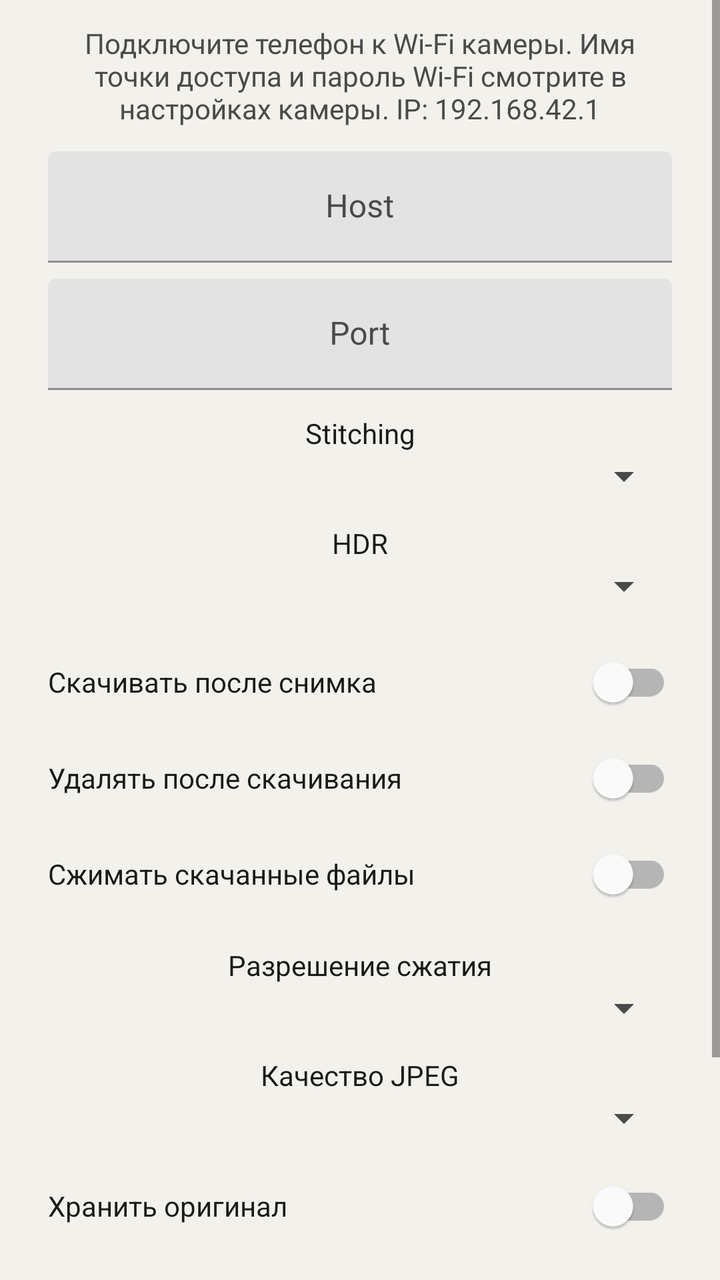
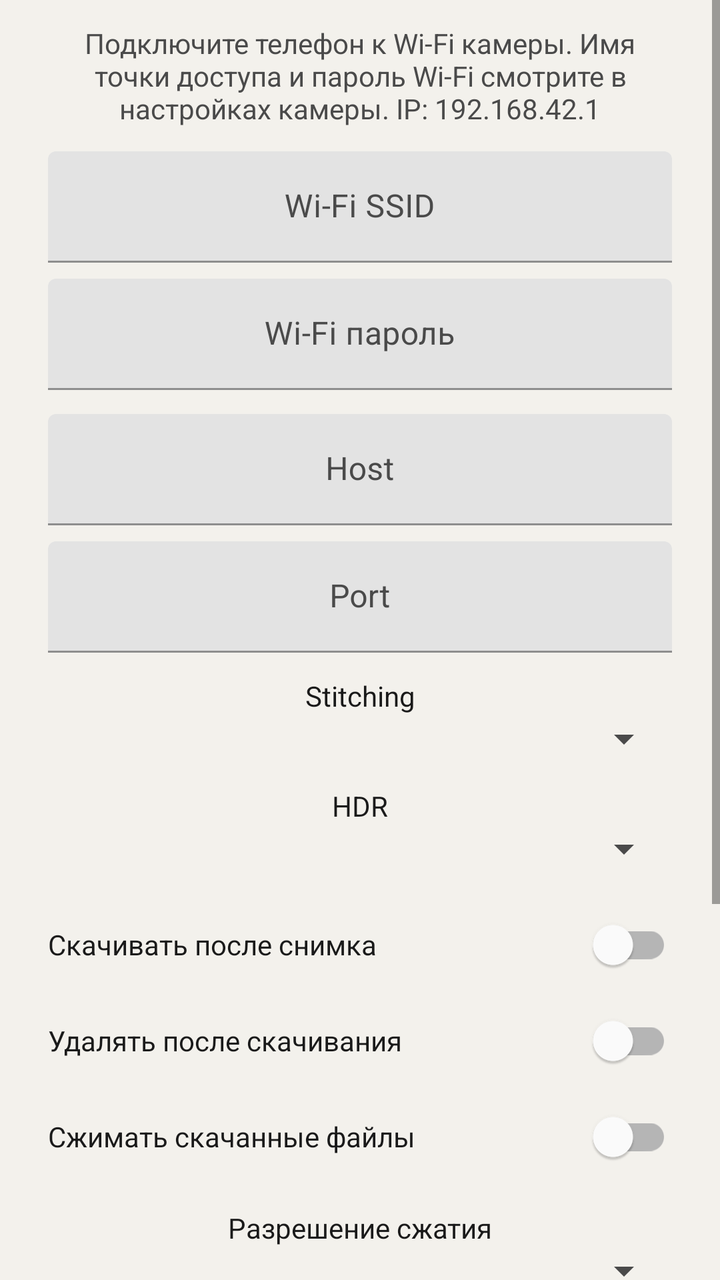

Before-and-after screenshots of an Android layout around one commit, followed by the original layout XML and the change that was made.
<!-- AndroidManifest.xml: application theme Theme.Insta360X5 -->
<!-- res/layout/activity_settings.xml -->
<?xml version="1.0" encoding="utf-8"?>
<ScrollView xmlns:android="http://schemas.android.com/apk/res/android"
    android:layout_width="match_parent"
    android:layout_height="match_parent"
    android:background="@color/bg"
    android:fillViewport="true">

    <LinearLayout
        android:layout_width="match_parent"
        android:layout_height="wrap_content"
        android:gravity="center_horizontal"
        android:orientation="vertical"
        android:paddingHorizontal="24dp"
        android:paddingTop="12dp"
        android:paddingBottom="24dp">

        <TextView
            android:id="@+id/settingsHint"
            android:layout_width="match_parent"
            android:layout_height="wrap_content"
            android:gravity="center"
            android:text="@string/connect_hint"
            android:textColor="@color/text_secondary"
            android:textSize="14sp" />

        <com.google.android.material.textfield.TextInputLayout
            android:layout_width="match_parent"
            android:layout_height="wrap_content"
            android:layout_marginTop="12dp"
            android:hint="Host"
            android:textColorHint="@color/text_secondary">
            <com.google.android.material.textfield.TextInputEditText
                android:id="@+id/inputHost"
                android:layout_width="match_parent"
                android:layout_height="wrap_content"
                android:gravity="center"
                android:inputType="text"
                android:textColor="@color/text_primary" />
        </com.google.android.material.textfield.TextInputLayout>

        <com.google.android.material.textfield.TextInputLayout
            android:layout_width="match_parent"
            android:layout_height="wrap_content"
            android:layout_marginTop="8dp"
            android:hint="Port"
            android:textColorHint="@color/text_secondary">
            <com.google.android.material.textfield.TextInputEditText
                android:id="@+id/inputPort"
                android:layout_width="match_parent"
                android:layout_height="wrap_content"
                android:gravity="center"
                android:inputType="number"
                android:textColor="@color/text_primary" />
        </com.google.android.material.textfield.TextInputLayout>

        <TextView
            android:layout_width="match_parent"
            android:layout_height="wrap_content"
            android:layout_marginTop="12dp"
            android:gravity="center"
            android:text="Stitching"
            android:textColor="@color/text_primary" />
        <Spinner
            android:id="@+id/spinnerStitch"
            android:layout_width="match_parent"
            android:layout_height="wrap_content"
            android:gravity="center"
            android:popupBackground="@color/surface" />

        <TextView
            android:layout_width="match_parent"
            android:layout_height="wrap_content"
            android:layout_marginTop="12dp"
            android:gravity="center"
            android:text="HDR"
            android:textColor="@color/text_primary" />
        <Spinner
            android:id="@+id/spinnerHdr"
            android:layout_width="match_parent"
            android:layout_height="wrap_content"
            android:gravity="center"
            android:popupBackground="@color/surface" />

        <com.google.android.material.switchmaterial.SwitchMaterial
            android:id="@+id/switchDownload"
            android:layout_width="match_parent"
            android:layout_height="wrap_content"
            android:layout_marginTop="12dp"
            android:text="Скачивать после снимка"
            android:textColor="@color/text_primary" />

        <com.google.android.material.switchmaterial.SwitchMaterial
            android:id="@+id/switchDeleteAfter"
            android:layout_width="match_parent"
            android:layout_height="wrap_content"
            android:text="Удалять после скачивания"
            android:textColor="@color/text_primary" />

        <com.google.android.material.switchmaterial.SwitchMaterial
            android:id="@+id/switchCompress"
            android:layout_width="match_parent"
            android:layout_height="wrap_content"
            android:text="Сжимать скачанные файлы"
            android:textColor="@color/text_primary" />

        <TextView
            android:layout_width="match_parent"
            android:layout_height="wrap_content"
            android:layout_marginTop="12dp"
            android:gravity="center"
            android:text="Разрешение сжатия"
            android:textColor="@color/text_primary" />
        <Spinner
            android:id="@+id/spinnerResolution"
            android:layout_width="match_parent"
            android:layout_height="wrap_content"
            android:gravity="center"
            android:popupBackground="@color/surface" />

        <TextView
            android:layout_width="match_parent"
            android:layout_height="wrap_content"
            android:layout_marginTop="12dp"
            android:gravity="center"
            android:text="Качество JPEG"
            android:textColor="@color/text_primary" />
        <Spinner
            android:id="@+id/spinnerQuality"
            android:layout_width="match_parent"
            android:layout_height="wrap_content"
            android:gravity="center"
            android:popupBackground="@color/surface" />

        <com.google.android.material.switchmaterial.SwitchMaterial
            android:id="@+id/switchKeepOriginal"
            android:layout_width="match_parent"
            android:layout_height="wrap_content"
            android:layout_marginTop="8dp"
            android:text="Хранить оригинал"
            android:textColor="@color/text_primary" />

        <com.google.android.material.switchmaterial.SwitchMaterial
            android:id="@+id/switchPrintOverlay"
            android:layout_width="match_parent"
            android:layout_height="wrap_content"
            android:layout_marginTop="8dp"
            android:checked="true"
            android:text="@string/print_overlay"
            android:textColor="@color/text_primary" />

        <com.google.android.material.button.MaterialButton
            android:id="@+id/btnSave"
            style="@style/Widget.Insta360X5.Button"
            android:layout_width="match_parent"
            android:layout_height="wrap_content"
            android:layout_marginTop="20dp"
            android:text="@string/save" />
    </LinearLayout>
</ScrollView>
<!-- resources referenced by this layout -->
<resources>
  <color name="bg">#FFF3F1EC</color>
  <color name="surface">#FFFFFFFF</color>
  <color name="text_primary">#FF1A1A1A</color>
  <color name="text_secondary">#FF4A4A4A</color>
  <string name="connect_hint">Подключите телефон к Wi‑Fi камеры. Имя точки доступа и пароль Wi‑Fi смотрите в настройках камеры. IP: 192.168.42.1</string>
  <string name="print_overlay">Печатать номер и дату на фото</string>
  <string name="save">Сохранить</string>
  <style name="Widget.Insta360X5.Button" parent="Widget.MaterialComponents.Button">
          <item name="android:textColor">@color/white</item>
          <item name="backgroundTint">@color/accent</item>
          <item name="android:textSize">13sp</item>
          <item name="android:textAllCaps">false</item>
          <item name="android:maxLines">1</item>
          <item name="rippleColor">@color/accent_dark</item>
      </style>
  <style name="Theme.Insta360X5" parent="Theme.MaterialComponents.Light.DarkActionBar">
          <item name="colorPrimary">@color/accent</item>
          <item name="colorPrimaryDark">@color/accent_dark</item>
          <item name="colorPrimaryVariant">@color/accent_dark</item>
          <item name="colorSecondary">@color/accent</item>
          <item name="colorAccent">@color/accent</item>
          <item name="colorOnPrimary">@color/white</item>
          <item name="colorSurface">@color/surface</item>
          <item name="colorOnSurface">@color/text_primary</item>
          <item name="android:colorBackground">@color/bg</item>
          <item name="android:windowBackground">@color/bg</item>
          <item name="android:statusBarColor">@color/accent_dark</item>
          <item name="android:textColorPrimary">@color/text_primary</item>
          <item name="android:textColorSecondary">@color/text_secondary</item>
          <item name="android:textColor">@color/text_primary</item>
          <item name="android:textColorHint">@color/text_secondary</item>
          <item name="colorControlNormal">@color/text_secondary</item>
          <item name="colorControlActivated">@color/accent</item>
          <item name="actionBarTheme">@style/ThemeOverlay.Insta360X5.ActionBar</item>
          <item name="alertDialogTheme">@style/ThemeOverlay.Insta360X5.Dialog</item>
          <item name="materialButtonOutlinedStyle">@style/Widget.Insta360X5.Button.Outlined</item>
          <item name="materialButtonStyle">@style/Widget.Insta360X5.Button</item>
      </style>
  <color name="white">#FFFFFFFF</color>
  <color name="accent">#FF0B6E4F</color>
  <color name="accent_dark">#FF084C37</color>
  <style name="ThemeOverlay.Insta360X5.ActionBar" parent="ThemeOverlay.MaterialComponents.Dark.ActionBar">
          <item name="android:textColorPrimary">@color/white</item>
          <item name="colorControlNormal">@color/white</item>
      </style>
  <style name="ThemeOverlay.Insta360X5.Dialog" parent="ThemeOverlay.MaterialComponents.MaterialAlertDialog">
          <item name="buttonBarPositiveButtonStyle">@style/Widget.Insta360X5.DialogButton</item>
          <item name="buttonBarNegativeButtonStyle">@style/Widget.Insta360X5.DialogButton</item>
          <item name="buttonBarNeutralButtonStyle">@style/Widget.Insta360X5.DialogButton</item>
      </style>
  <style name="Widget.Insta360X5.Button.Outlined" parent="Widget.Insta360X5.Button" />
  <style name="Widget.Insta360X5.DialogButton" parent="Widget.Insta360X5.Button">
          <item name="android:layout_margin">4dp</item>
          <item name="android:minWidth">0dp</item>
          <item name="android:paddingHorizontal">12dp</item>
      </style>
</resources>

<!-- the commit's change to res/layout/activity_settings.xml (unified diff, before → after) -->
@@ -22,6 +22,38 @@
             android:text="@string/connect_hint"
             android:textColor="@color/text_secondary"
             android:textSize="14sp" />
+
+        <com.google.android.material.textfield.TextInputLayout
+            android:layout_width="match_parent"
+            android:layout_height="wrap_content"
+            android:layout_marginTop="12dp"
+            android:hint="@string/wifi_ssid"
+            android:textColorHint="@color/text_secondary">
+            <com.google.android.material.textfield.TextInputEditText
+                android:id="@+id/inputWifiSsid"
+                android:layout_width="match_parent"
+                android:layout_height="wrap_content"
+                android:gravity="center"
+                android:inputType="text"
+                android:maxLines="1"
+                android:textColor="@color/text_primary" />
+        </com.google.android.material.textfield.TextInputLayout>
+
+        <com.google.android.material.textfield.TextInputLayout
+            android:layout_width="match_parent"
+            android:layout_height="wrap_content"
+            android:layout_marginTop="8dp"
+            android:hint="@string/wifi_password"
+            android:textColorHint="@color/text_secondary">
+            <com.google.android.material.textfield.TextInputEditText
+                android:id="@+id/inputWifiPassword"
+                android:layout_width="match_parent"
+                android:layout_height="wrap_content"
+                android:gravity="center"
+                android:inputType="textPassword"
+                android:maxLines="1"
+                android:textColor="@color/text_primary" />
+        </com.google.android.material.textfield.TextInputLayout>
 
         <com.google.android.material.textfield.TextInputLayout
             android:layout_width="match_parent"
<!-- resource entries referenced after the edit -->
@@ -7,6 +7,8 @@
   <string name="connect_hint">Подключите телефон к Wi‑Fi камеры. Имя точки доступа и пароль Wi‑Fi смотрите в настройках камеры. IP: 192.168.42.1</string>
   <string name="print_overlay">Печатать номер и дату на фото</string>
   <string name="save">Сохранить</string>
+  <string name="wifi_password">Wi‑Fi пароль</string>
+  <string name="wifi_ssid">Wi‑Fi SSID</string>
   <style name="Widget.Insta360X5.Button" parent="Widget.MaterialComponents.Button">
           <item name="android:textColor">@color/white</item>
           <item name="backgroundTint">@color/accent</item>
